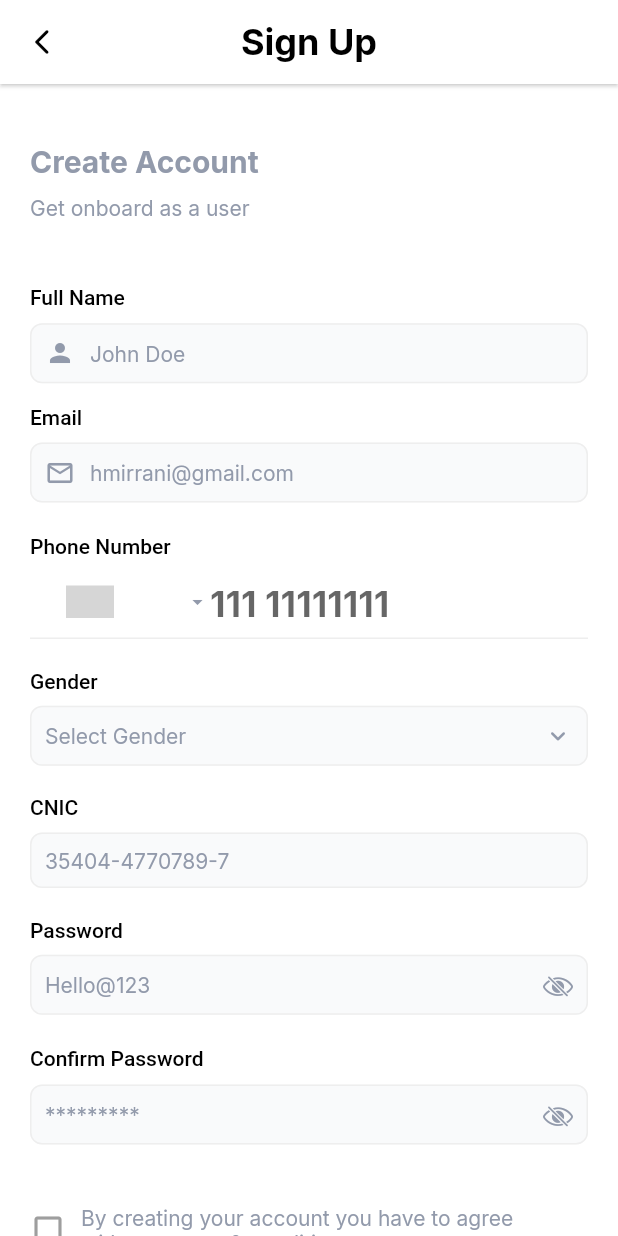
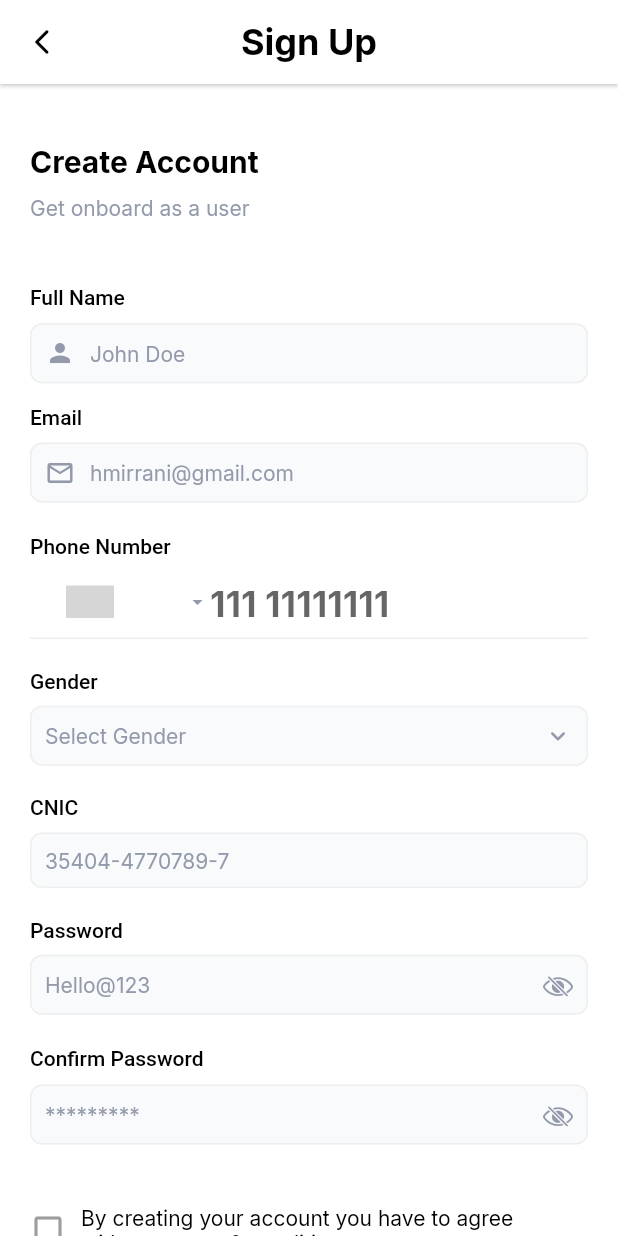
Before and after one commit to StrangerDeveloper/ismmart_ecommerce, a Flutter app: the SignUp1View screen opened directly, on a phone screen of 412 x 824 dp. Run offline on Flutter 3.47's test engine with Material 3 defaults, Android fonts, the phone set to English and light mode, and no system bars; drawn by our look-alikes of country_code_picker; our stand-ins replace cached_network_image, firebase_core, flutter_image_compress, flutter_svg, gap, get and 5 more; accounts and stored records are empty; network calls fail; project files that could hold a hidden picture were left out; grey boxes are pictures that could not be loaded.

Commit message:
colors and theme helper changes

```diff
--- a/lib/helpers/app_colors.dart
+++ b/lib/helpers/app_colors.dart
@@ -31,4 +31,8 @@ class AppColors {
   static const lightGrey = Color(0xff929AAB);
   static const fadedBlue = Color(0xff5D738A);
   static const darkblue = Color(0xFF0E1216);
+
+
+    //amber yellow
+  static const yellow = Color(0xFFFFC120);
 }
--- a/lib/helpers/theme_helper.dart
+++ b/lib/helpers/theme_helper.dart
@@ -33,7 +33,7 @@ class ThemeHelper {
     //useMaterial3: false,
     //primarySwatch: ThemeHelper.platte1,
     scaffoldBackgroundColor: AppColors.background,
-    textTheme: GoogleFonts.interTextTheme(),
+    textTheme: TextThemes.textTheme(color: Colors.black),
     // fontFamily: 'Poppins',
     dividerColor: AppColors.white,
     //textTheme: TextThemes.textTheme(color: white),
@@ -129,13 +129,13 @@ class TextThemes {
           fontWeight: FontWeight.w400,
         ),
         titleMedium: TextStyle(
-          color: AppColors.black,
+          color: color,
           fontSize: 24,
           //fontFamily: 'Inter',
           fontWeight: FontWeight.w700,
         ),
         titleSmall: TextStyle(
-          color: AppColors.black,
+          color: color,
           //color: appTheme.gray90001,
           //color: isDark ? Colors.black : Colors.white,
           fontSize: 20,
@@ -143,14 +143,14 @@ class TextThemes {
           fontWeight: FontWeight.w700,
         ),
         bodyMedium: TextStyle(
-          color: AppColors.grey2,
+          color: color,
           //color: isDark ? Colors.black : Colors.white,
           fontSize: 14,
           //fontFamily: 'Inter',
           fontWeight: FontWeight.w400,
         ),
         bodySmall: TextStyle(
-          color: AppColors.black,
+          color: color,
           //color: isDark ? Colors.black : Colors.white,
           fontSize: 14,
           //fontFamily: 'Inter',
--- a/lib/main.dart
+++ b/lib/main.dart
@@ -26,7 +26,7 @@ class MyApp extends StatelessWidget {
       title: 'ISMMART eCommerce',
       theme: ThemeHelper.lightTheme,
       darkTheme: ThemeHelper.darkTheme,
-      home: LogInView(),
+      home: ProductDetailsView(),
       //getPages: AppRouter().getRoutes(),
     );
   }
```
Also changed, not shown: lib/screens/product_details/product_details_view.dart (+26 -2 lines).
